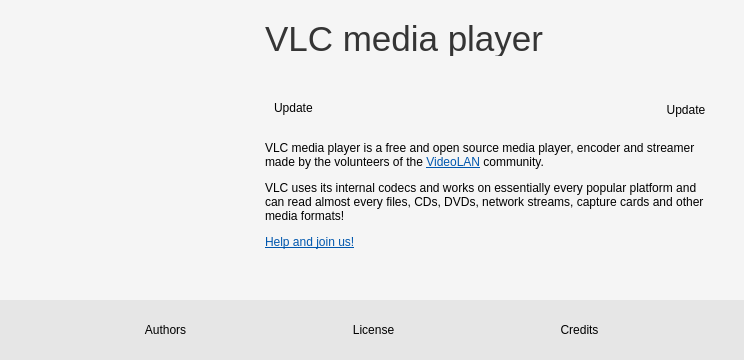
Qt form modules/gui/qt4/ui/about.ui (andronmobi/vlc-parrot-asteroid) before a commit.
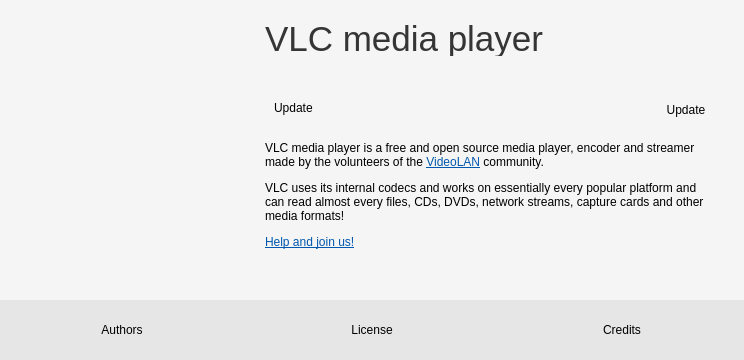
The same form after that commit. Icons and pictures are not drawn.

Commit message: Qt: AboutDialog: frameless buttons must expand

Patch:
```diff
--- a/modules/gui/qt4/ui/about.ui
+++ b/modules/gui/qt4/ui/about.ui
@@ -252,6 +252,12 @@
       </property>
       <item>
        <widget class="QToolButton" name="authorsButton">
+        <property name="sizePolicy">
+         <sizepolicy hsizetype="Minimum" vsizetype="Fixed">
+          <horstretch>0</horstretch>
+          <verstretch>0</verstretch>
+         </sizepolicy>
+        </property>
         <property name="styleSheet">
          <string notr="true">padding: 10px</string>
         </property>
@@ -265,6 +271,12 @@
       </item>
       <item>
        <widget class="QToolButton" name="licenseButton">
+        <property name="sizePolicy">
+         <sizepolicy hsizetype="Minimum" vsizetype="Fixed">
+          <horstretch>0</horstretch>
+          <verstretch>0</verstretch>
+         </sizepolicy>
+        </property>
         <property name="styleSheet">
          <string notr="true">padding: 10px</string>
         </property>
@@ -278,6 +290,12 @@
       </item>
       <item>
        <widget class="QToolButton" name="creditsButton">
+        <property name="sizePolicy">
+         <sizepolicy hsizetype="Minimum" vsizetype="Fixed">
+          <horstretch>0</horstretch>
+          <verstretch>0</verstretch>
+         </sizepolicy>
+        </property>
         <property name="styleSheet">
          <string notr="true">padding: 10px;</string>
         </property>
```
Left out of the diff: 33 changed lines with no effect on the pictures.
